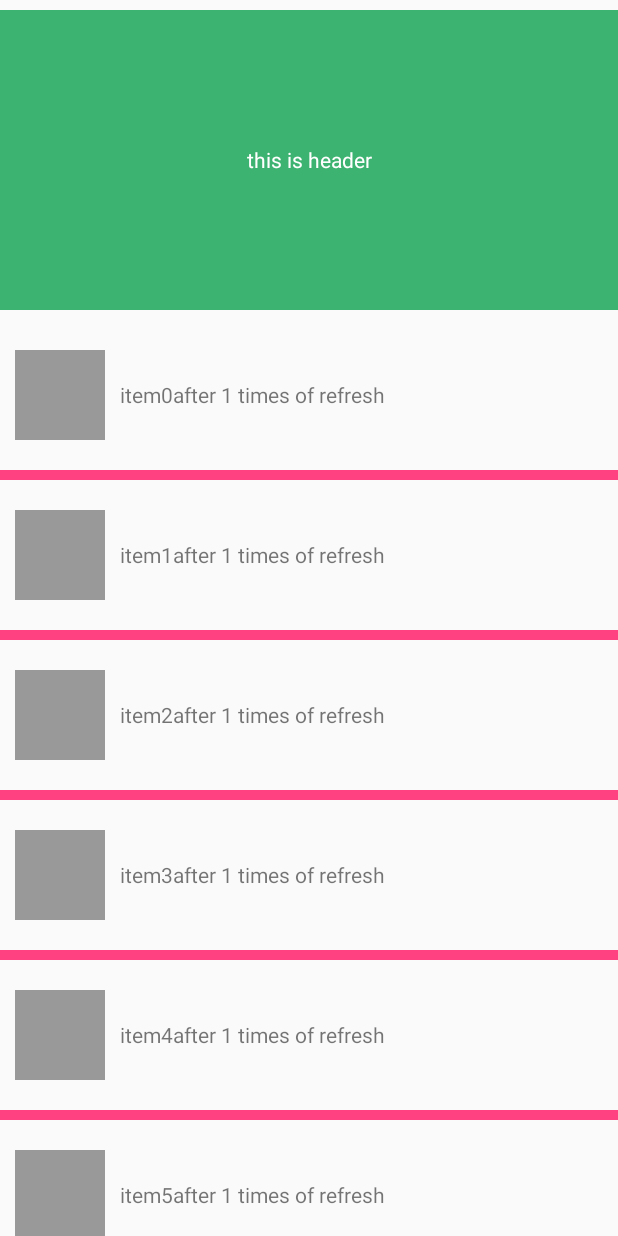
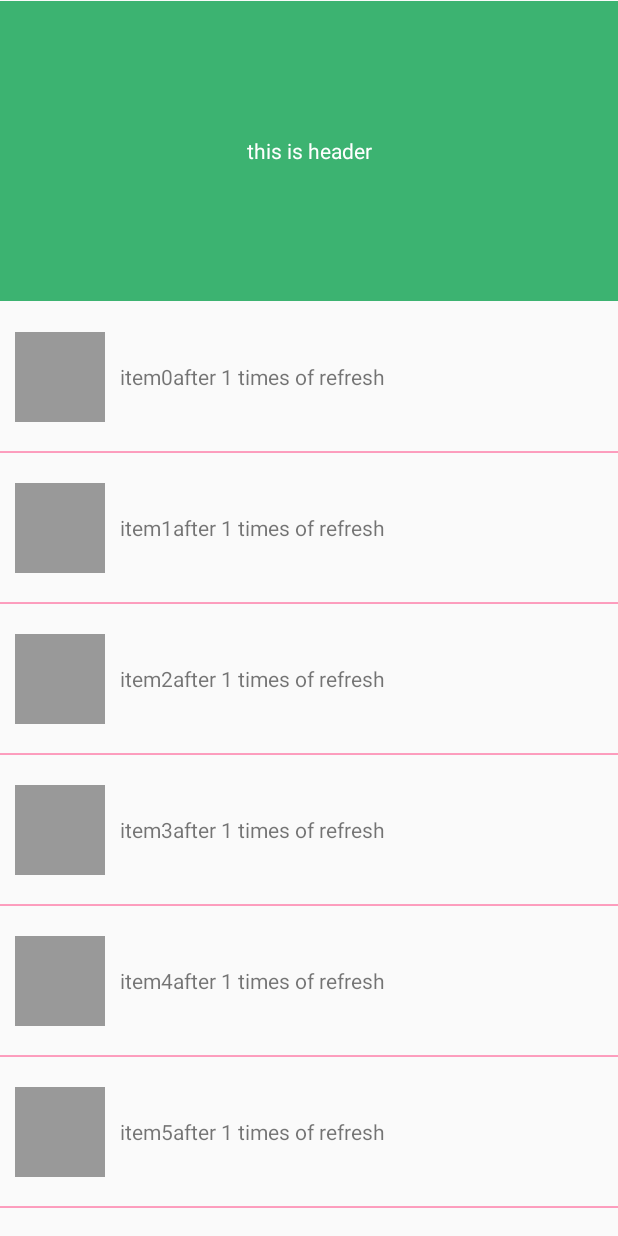
Before and after one commit to Jie2011/BaseRecyclerView, an Android app: the LinearActivity screen opened directly, with no data from a screen before it, on a phone screen of 412 x 824 dp. Run offline under Robolectric (Android 15) with nearby library versions, the phone set to English and light mode, and no system bars.

Commit message:
添加divider模块

```diff
--- a/app/src/main/java/com/jie/recyclerview/LinearActivity.java
+++ b/app/src/main/java/com/jie/recyclerview/LinearActivity.java
@@ -99,7 +99,7 @@ public class LinearActivity extends Activity {
                 Toast.makeText(LinearActivity.this, "click:" + position, Toast.LENGTH_SHORT).show();
             }
         });
-        mRecyclerView.addItemDecoration(HorizontalDividerFactory.newInstance(this).createDividerByColorId(R.color.colorAccent, 10, false));
+        mRecyclerView.addItemDecoration(HorizontalDividerFactory.newInstance(this).createDividerByColorId(R.color.colorAccent, 1, false));
     }
 
     @Override
```
